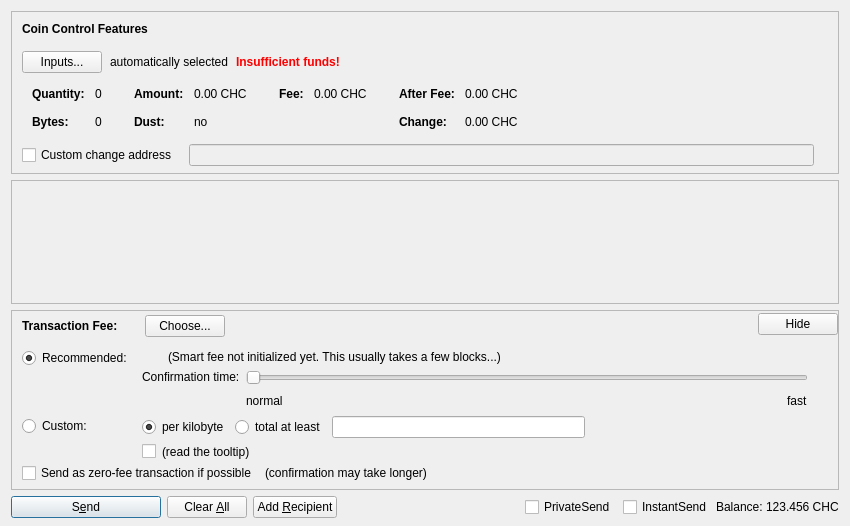
This is src/qt/forms/sendcoinsdialog.ui in chaincoin/zetacoin as Qt 5 draws it before an edit. The edited form follows.
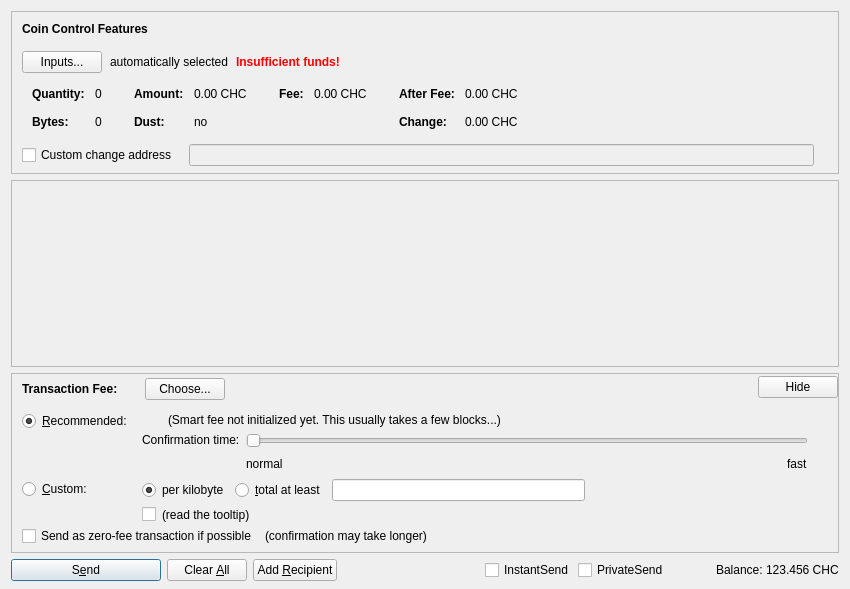
This is the edited form. Custom widgets are drawn as their Qt base class.

The edit to the form file:
```diff
--- a/src/qt/forms/sendcoinsdialog.ui
+++ b/src/qt/forms/sendcoinsdialog.ui
@@ -7,7 +7,7 @@
     <x>0</x>
     <y>0</y>
     <width>850</width>
-    <height>526</height>
+    <height>589</height>
    </rect>
   </property>
   <property name="windowTitle">
@@ -588,7 +588,7 @@
         <x>0</x>
         <y>0</y>
         <width>830</width>
-        <height>69</height>
+        <height>79</height>
        </rect>
       </property>
       <layout class="QVBoxLayout" name="verticalLayout_2" stretch="0,1">
@@ -845,7 +845,7 @@
                     <string>If the custom fee is set to 1000 duffs and the transaction is only 250 bytes, then &quot;per kilobyte&quot; only pays 250 duffs in fee,&lt;br /&gt;while &quot;total at least&quot; pays 1000 duffs. For transactions bigger than a kilobyte both pay by kilobyte.</string>
                    </property>
                    <property name="text">
-                    <string>total at least</string>
+                    <string>&amp;total at least</string>
                    </property>
                    <attribute name="buttonGroup">
                     <string notr="true">groupCustomFee</string>
@@ -920,7 +920,7 @@
                <item>
                 <widget class="QRadioButton" name="radioSmartFee">
                  <property name="text">
-                  <string>Recommended:</string>
+                  <string>&amp;Recommended:</string>
                  </property>
                  <property name="checked">
                   <bool>true</bool>
@@ -950,7 +950,7 @@
                <item>
                 <widget class="QRadioButton" name="radioCustomFee">
                  <property name="text">
-                  <string>Custom:</string>
+                  <string>&amp;Custom:</string>
                  </property>
                  <attribute name="buttonGroup">
                   <string notr="true">groupFee</string>
@@ -1286,22 +1286,6 @@
        <property name="spacing">
         <number>3</number>
        </property>
-       <item>
-        <widget class="QCheckBox" name="checkUsePrivateSend">
-         <property name="minimumSize">
-          <size>
-           <width>95</width>
-           <height>0</height>
-          </size>
-         </property>
-         <property name="text">
-          <string>PrivateSend</string>
-         </property>
-         <property name="checked">
-          <bool>false</bool>
-         </property>
-        </widget>
-       </item>
        <item>
         <widget class="QCheckBox" name="checkUseInstantSend">
          <property name="enabled">
@@ -1318,6 +1302,38 @@
          </property>
         </widget>
        </item>
+       <item>
+        <widget class="QCheckBox" name="checkUsePrivateSend">
+         <property name="minimumSize">
+          <size>
+           <width>95</width>
+           <height>0</height>
+          </size>
+         </property>
+         <property name="text">
+          <string>PrivateSend</string>
+         </property>
+         <property name="checked">
+          <bool>false</bool>
+         </property>
+        </widget>
+       </item>
+       <item>
+        <spacer name="horizontalSpacer_7">
+         <property name="orientation">
+          <enum>Qt::Horizontal</enum>
+         </property>
+         <property name="sizeType">
+          <enum>QSizePolicy::Fixed</enum>
+         </property>
+         <property name="sizeHint" stdset="0">
+          <size>
+           <width>40</width>
+           <height>20</height>
+          </size>
+         </property>
+        </spacer>
+       </item>
        <item>
         <widget class="QLabel" name="label">
          <property name="text">
```
Left out of the diff: 4 changed lines with no effect on the pictures.
